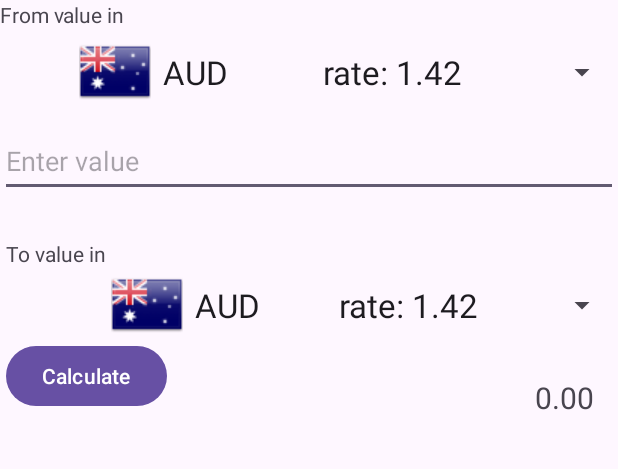
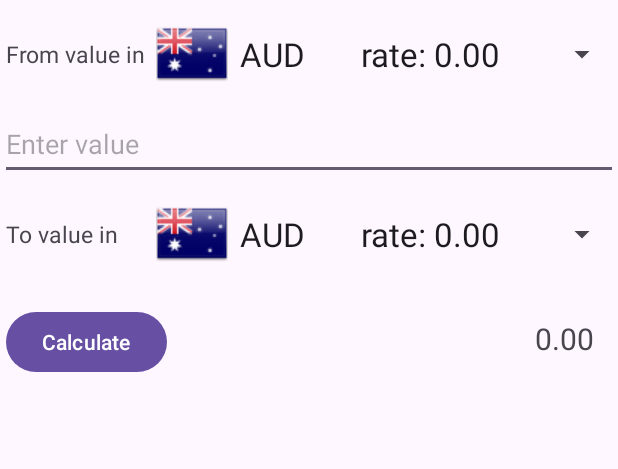
Before and after one commit to MohamedTababi-GitH/CurrencyConverter, an Android app: the screen it shows after launch (MainActivity), on a phone screen of 412 x 824 dp, the part 96-565 px from its top. Run offline under Robolectric (Android 15) with nearby library versions, the light colour scheme and no system bars.

Commit message:
fixed landscape mode layout

```diff
--- a/app/src/main/java/org/thu/currencyconverter/CurrencyListActivity.java
+++ b/app/src/main/java/org/thu/currencyconverter/CurrencyListActivity.java
@@ -14,20 +14,13 @@ public class CurrencyListActivity extends AppCompatActivity {
         super.onCreate(savedInstanceState);
         setContentView(R.layout.activity_currency_list);
 
-        // Get the currency list from the ExchangeRateDatabase
+        // Getting an instance of the ExchangeRateDatabase
         ExchangeRateDatabase obj = new ExchangeRateDatabase();
-        String[] currencyList = obj.getCurrencies();
 
-        ArrayList<CurrencyListEntry> tempList = new ArrayList<>();
-        for (String currency : currencyList) {
-            tempList.add(new CurrencyListEntry(currency, obj.getExchangeRate(currency)));
-        }
-
-        CurrencyListEntry[] tempArray = new CurrencyListEntry[tempList.size()];
-        tempList.toArray(tempArray);
-        // defining the adapter and setting it the currency list view
-        CurrencyListAdapter adapter = new CurrencyListAdapter(tempArray);
+        // defining the adapter with the static shared data and setting it the currency list view
+        CurrencyListAdapter adapter = new CurrencyListAdapter(CurrencyListAdapter.data);
         ListView listView = findViewById(R.id.currency_list_view);
+        adapter.notifyDataSetChanged();
         listView.setAdapter(adapter);
 
         // onClick method for list view items to open the corresponding map activity
--- a/app/src/main/java/org/thu/currencyconverter/CurrencyListAdapter.java
+++ b/app/src/main/java/org/thu/currencyconverter/CurrencyListAdapter.java
@@ -8,18 +8,21 @@ import android.widget.BaseAdapter;
 import android.widget.ImageView;
 import android.widget.TextView;
 
+import java.util.ArrayList;
+
 public class CurrencyListAdapter extends BaseAdapter {
-    private CurrencyListEntry[] data;
-    public CurrencyListAdapter(CurrencyListEntry[] data) {
-        this.data = data;
+    // static data to pass to the adapter
+    public static ArrayList<CurrencyListEntry> data = new ArrayList<>();
+    public CurrencyListAdapter(ArrayList<CurrencyListEntry> data) {
+        CurrencyListAdapter.data = data;
     }
     @Override
     public int getCount() {
-        return data.length;
+        return data.size();
     }
     @Override
     public Object getItem(int position) {
-        return data[position];
+        return data.get(position);
     }
     @Override
     public long getItemId(int position) {
@@ -28,7 +31,7 @@ public class CurrencyListAdapter extends BaseAdapter {
     @Override
     public View getView(int position, View convertView, ViewGroup parent) {
         Context context = parent.getContext();
-        CurrencyListEntry entry = data[position];
+        CurrencyListEntry entry = data.get(position);
 
         if (convertView == null){
             LayoutInflater inflater = (LayoutInflater) context.getSystemService(Context.LAYOUT_INFLATER_SERVICE);
--- a/app/src/main/java/org/thu/currencyconverter/CurrencyListEntry.java
+++ b/app/src/main/java/org/thu/currencyconverter/CurrencyListEntry.java
@@ -2,7 +2,10 @@ package org.thu.currencyconverter;
 
 import android.widget.ImageView;
 
+import java.util.ArrayList;
+
 public class CurrencyListEntry {
+
     public String name;
     public double exchangeRate;
     public ImageView img;
@@ -14,4 +17,8 @@ public class CurrencyListEntry {
     public String getName() {
         return name;
     }
+
+    public void setListEntryRate(double rate){
+        this.exchangeRate = rate;
+    }
 }
--- a/app/src/main/java/org/thu/currencyconverter/CurrencyUpdateRunnable.java
+++ b/app/src/main/java/org/thu/currencyconverter/CurrencyUpdateRunnable.java
@@ -21,7 +21,6 @@ public class CurrencyUpdateRunnable implements Runnable{
     CurrencyListAdapter adapter;
     Spinner inputspinner;
     Spinner outputspinner;
-    ArrayList<CurrencyListEntry> tempList = new ArrayList<>();
     Context context;
 
     public CurrencyUpdateRunnable(Context context, Spinner inputspinner, Spinner outputspinner) {
@@ -41,6 +40,7 @@ public class CurrencyUpdateRunnable implements Runnable{
         updateCurrencies();
 
         ((MainActivity) context).runOnUiThread(() -> {
+            adapter.notifyDataSetChanged();
             inputspinner.setAdapter(adapter);
             outputspinner.setAdapter(adapter);
             Toast toast = Toast.makeText(context, "Currencies Update Finished!", Toast.LENGTH_SHORT);
@@ -70,14 +70,14 @@ public class CurrencyUpdateRunnable implements Runnable{
                         System.out.println("Currency " + currency + " not found in JSON.");
                     }
                 }
-                tempList = new ArrayList<>();
+
                 // Filling the arrays and setting adapter
-                for (String currency : currencyList) {
-                    tempList.add(new CurrencyListEntry(currency, obj.getExchangeRate(currency)));
+                for (CurrencyListEntry entry : CurrencyListAdapter.data) {
+                    entry.setListEntryRate(obj.getExchangeRate(entry.name));
                 }
-                CurrencyListEntry[] tempArray = new CurrencyListEntry[tempList.size()];
-                tempList.toArray(tempArray);
-                adapter = new CurrencyListAdapter(tempArray);
+                adapter = new CurrencyListAdapter(CurrencyListAdapter.data);
+                adapter.notifyDataSetChanged();
+
 
             } catch (IOException exception) {
                 Log.e("Refresher", "Can't refresh from DB");
--- a/app/src/main/java/org/thu/currencyconverter/MainActivity.java
+++ b/app/src/main/java/org/thu/currencyconverter/MainActivity.java
@@ -38,7 +38,6 @@ public class MainActivity extends AppCompatActivity {
         super.onCreate(savedInstanceState);
         EdgeToEdge.enable(this);
         setContentView(R.layout.activity_main);
-
         // Toolbar setup
         Toolbar toolbar = findViewById(R.id.toolbar);
         setSupportActionBar(toolbar);
@@ -56,11 +55,9 @@ public class MainActivity extends AppCompatActivity {
 
         // Filling the array with currency list names and setting adapter
         for (String currency : currencyList) {
-            tempList.add(new CurrencyListEntry(currency, obj.getExchangeRate(currency)));
+            CurrencyListAdapter.data.add(new CurrencyListEntry(currency, obj.getExchangeRate(currency)));
         }
-        CurrencyListEntry[] tempArray = new CurrencyListEntry[tempList.size()];
-        tempList.toArray(tempArray);
-        adapter = new CurrencyListAdapter(tempArray);
+        adapter = new CurrencyListAdapter(CurrencyListAdapter.data);
 
         // Setting adapters to spinners
         inputspinner.setAdapter(adapter);
@@ -153,22 +150,13 @@ public class MainActivity extends AppCompatActivity {
         int outputSpinnerPos = prefs.getInt("output_spinner_position", 0);
         outputspinner.setSelection(outputSpinnerPos);
 
-        tempList.clear();
-
-        /*// Load stored exchange rates from SharedPreferences
-        for (String currency : currencyList) {
-            float storedRate = prefs.getFloat(currency, -1);
-            if (storedRate != -1) {
+        // Load stored exchange rates from SharedPreferences
+         for (CurrencyListEntry entry : CurrencyListAdapter.data) {
+            float storedRate = prefs.getFloat(entry.name, 0);
                 // using the exchange rates stored in preferences
-                tempList.add(new CurrencyListEntry(currency, obj.getExchangeRate(currency)));
-            }
+                entry.setListEntryRate(storedRate);
         }
-        CurrencyListEntry[] tempArray = new CurrencyListEntry[tempList.size()];
-        tempList.toArray(tempArray);
-        adapter = new CurrencyListAdapter(tempArray);
-        inputspinner.setAdapter(adapter);
-        outputspinner.setAdapter(adapter);
-        adapter.notifyDataSetChanged();*/
+        adapter.notifyDataSetChanged();
     }
 
     // Method for menu items selection
--- a/app/src/main/res/layout-land/activity_main.xml
+++ b/app/src/main/res/layout-land/activity_main.xml
@@ -1,6 +1,7 @@
 <?xml version="1.0" encoding="utf-8"?>
 <LinearLayout xmlns:android="http://schemas.android.com/apk/res/android"
     xmlns:tools="http://schemas.android.com/tools"
+    xmlns:app="http://schemas.android.com/apk/res-auto"
     android:orientation="vertical"
     android:layout_width="match_parent"
     android:layout_height="match_parent"
@@ -8,24 +9,38 @@
     android:label="@string/app_name"
     tools:context=".MainActivity">
 
+    <androidx.appcompat.widget.Toolbar
+        android:id="@+id/toolbar"
+        android:layout_width="match_parent"
+        android:layout_height="wrap_content"
+        android:background="?attr/colorPrimary"
+        android:minHeight="?attr/actionBarSize"
+        android:theme="?attr/actionBarTheme"
+        app:layout_constraintEnd_toEndOf="parent"
+        app:layout_constraintStart_toStartOf="parent"
+        app:layout_constraintTop_toTopOf="parent"
+        app:titleTextColor="@android:color/white"
+        />
+
     <LinearLayout
         android:layout_width="match_parent"
         android:layout_height="wrap_content"
         android:orientation="horizontal">
 
         <TextView
-            android:id="@+id/textView"
-            android:layout_width="0dp"
+            android:id="@+id/textViewInput"
+            android:layout_width="100dp"
             android:layout_height="wrap_content"
             android:text="From value in"
-            android:layout_weight="1" />
+            android:layout_marginEnd="10dp"
+             />
 
         <Spinner
             android:id="@+id/input_spinner"
-            android:layout_width="0dp"
+            android:layout_width="400dp"
             android:layout_height="wrap_content"
             android:minHeight="48dp"
-            android:layout_weight="1" />
+            />
 
         <EditText
             android:id="@+id/input_val"
@@ -43,17 +58,18 @@
         android:layout_height="wrap_content"
         >
         <TextView
-            android:id="@+id/textidk"
-            android:layout_width="0dp"
+            android:id="@+id/TextViewOutput"
+            android:layout_width="100dp"
             android:layout_height="wrap_content"
+            android:layout_marginEnd="10dp"
             android:text="To value in"
-            android:layout_weight="1" />
+
+           />
 
         <Spinner
             android:id="@+id/output_spinner"
-            android:layout_width="0dp"
+            android:layout_width="400dp"
             android:layout_height="wrap_content"
-            android:layout_weight="1"
             android:minHeight="48dp" />
 
         <Button
@@ -61,15 +77,18 @@
             android:layout_width="0dp"
             android:layout_height="wrap_content"
             android:text="Calculate"
-            android:layout_weight="1" />
+            android:layout_weight="1"
+             />
 
         <TextView
             android:id="@+id/output_val"
             android:layout_width="0dp"
             android:layout_height="wrap_content"
             android:text="0.00"
+            android:textAlignment="center"
             android:textSize="20sp"
-            android:layout_weight="1" />
+            android:layout_weight="1"
+            />
     </LinearLayout>
 
 </LinearLayout>
--- a/app/src/main/res/layout/activity_main.xml
+++ b/app/src/main/res/layout/activity_main.xml
@@ -22,80 +22,102 @@
         app:titleTextColor="@android:color/white"
         />
 
+    <LinearLayout
+        android:id="@+id/linear_one"
+        android:layout_width="match_parent"
+        android:layout_height="wrap_content"
+        android:layout_marginTop="12dp"
+        android:orientation="horizontal"
+        app:layout_constraintEnd_toEndOf="parent"
+        app:layout_constraintStart_toStartOf="parent"
+        app:layout_constraintTop_toBottomOf="@+id/toolbar">
+
         <TextView
-        android:id="@+id/textView"
-        android:layout_width="wrap_content"
-        android:layout_height="wrap_content"
-        android:layout_marginTop="64dp"
+            android:id="@+id/textViewInput"
+            android:layout_width="100dp"
+            android:layout_height="match_parent"
+            android:layout_marginStart="4dp"
+            android:gravity="center_vertical"
             android:text="From value in"
+            android:textSize="15sp"
             app:layout_constraintStart_toStartOf="parent"
             app:layout_constraintTop_toTopOf="parent" />
 
         <Spinner
             android:id="@+id/input_spinner"
-        android:layout_width="359dp"
+            android:layout_width="0dp"
             android:layout_height="wrap_content"
-        android:layout_marginTop="88dp"
             android:minHeight="48dp"
             app:layout_constraintEnd_toEndOf="parent"
-        app:layout_constraintHorizontal_bias="1.0"
-        app:layout_constraintStart_toEndOf="@+id/textView"
-        app:layout_constraintTop_toTopOf="parent" />
+            app:layout_constraintTop_toTopOf="parent"
+            android:layout_weight="1"/>
+    </LinearLayout>
 
     <EditText
         android:id="@+id/input_val"
         android:layout_width="match_parent"
         android:layout_height="wrap_content"
-        android:layout_marginTop="64dp"
+        android:layout_marginTop="12dp"
         android:hint="@string/hint"
         android:inputType="numberDecimal"
         android:minHeight="48dp"
         app:layout_constraintEnd_toEndOf="parent"
         app:layout_constraintHorizontal_bias="0.0"
         app:layout_constraintStart_toStartOf="parent"
-        app:layout_constraintTop_toBottomOf="@+id/textView" />
+        app:layout_constraintTop_toBottomOf="@+id/linear_one" />
+
+    <LinearLayout
+        android:id="@+id/linear_two"
+        android:layout_width="match_parent"
+        android:layout_height="wrap_content"
+        android:layout_marginTop="12dp"
+        android:orientation="horizontal"
+        app:layout_constraintEnd_toEndOf="parent"
+        app:layout_constraintStart_toStartOf="parent"
+        app:layout_constraintTop_toBottomOf="@+id/input_val">
 
         <TextView
-        android:id="@+id/textidk"
-        android:layout_width="wrap_content"
-        android:layout_height="wrap_content"
+            android:id="@+id/TextViewOutput"
+            android:layout_width="100dp"
+            android:layout_height="match_parent"
             android:layout_marginStart="4dp"
-        android:layout_marginTop="28dp"
+            android:gravity="center_vertical"
             android:text="To value in"
+            android:textSize="15sp"
             app:layout_constraintStart_toStartOf="parent"
             app:layout_constraintTop_toBottomOf="@+id/input_val" />
 
         <Spinner
             android:id="@+id/output_spinner"
-        android:layout_width="338dp"
+            android:layout_width="0dp"
             android:layout_height="wrap_content"
-        android:layout_marginTop="48dp"
             android:minHeight="48dp"
+            android:layout_weight="1"
             app:layout_constraintEnd_toEndOf="parent"
-        app:layout_constraintHorizontal_bias="1.0"
-        app:layout_constraintStart_toEndOf="@+id/textidk"
+            app:layout_constraintStart_toEndOf="@+id/TextViewOutput"
             app:layout_constraintTop_toBottomOf="@+id/input_val" />
+    </LinearLayout>
 
     <Button
         android:id="@+id/convert_btn"
         android:layout_width="wrap_content"
         android:layout_height="wrap_content"
         android:layout_marginStart="4dp"
-        android:layout_marginTop="48dp"
+        android:layout_marginTop="24dp"
         android:text="Calculate"
         app:layout_constraintStart_toStartOf="parent"
-        app:layout_constraintTop_toBottomOf="@+id/textidk" />
+        app:layout_constraintTop_toBottomOf="@+id/linear_two" />
 
     <TextView
         android:id="@+id/output_val"
         android:layout_width="wrap_content"
         android:layout_height="wrap_content"
-        android:layout_marginTop="24dp"
+        android:layout_marginTop="32dp"
         android:layout_marginEnd="16dp"
         android:text="0.00"
         android:textSize="20sp"
         app:layout_constraintEnd_toEndOf="parent"
-        app:layout_constraintTop_toBottomOf="@+id/output_spinner" />
+        app:layout_constraintTop_toBottomOf="@+id/linear_two" />
 
 
 </androidx.constraintlayout.widget.ConstraintLayout>
```
Lines whose indentation alone changed are shown as unchanged.
